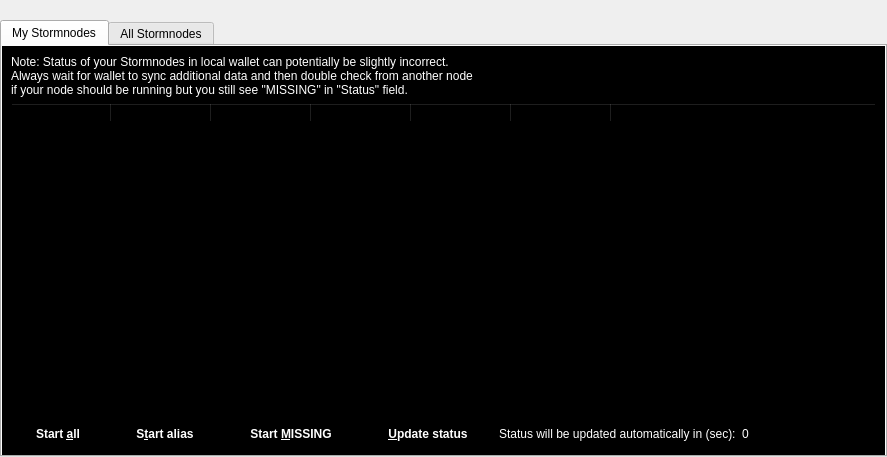
The window that src/qt/forms/stormnodelist.ui (duality-solutions/Dynamic) describes before a commit, drawn with Qt 5.
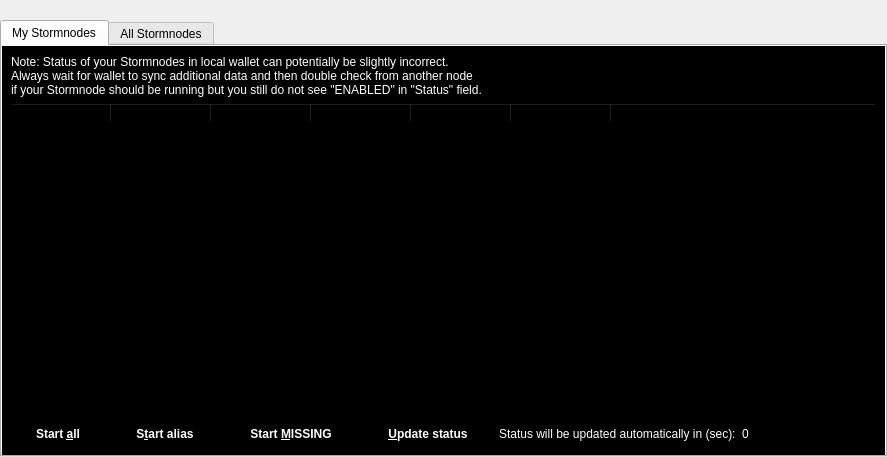
The same window after the commit.

Diff of the .ui file:
```diff
--- a/src/qt/forms/stormnodelist.ui
+++ b/src/qt/forms/stormnodelist.ui
@@ -80,7 +80,7 @@
 color: rgb(255, 255, 255);</string>
                </property>
                <property name="text">
-                <string>Note: Status of your Stormnodes in local wallet can potentially be slightly incorrect.&lt;br /&gt;Always wait for wallet to sync additional data and then double check from another node&lt;br /&gt;if your node should be running but you still see &quot;MISSING&quot; in &quot;Status&quot; field.</string>
+                <string>Note: Status of your Stormnodes in local wallet can potentially be slightly incorrect.&lt;br /&gt;Always wait for wallet to sync additional data and then double check from another node&lt;br /&gt;if your Stormnode should be running but you still do not see "ENABLED" in "Status" field.</string>
                </property>
               </widget>
              </item>
```
Left out of the diff: 4 changed lines with no effect on the pictures.
